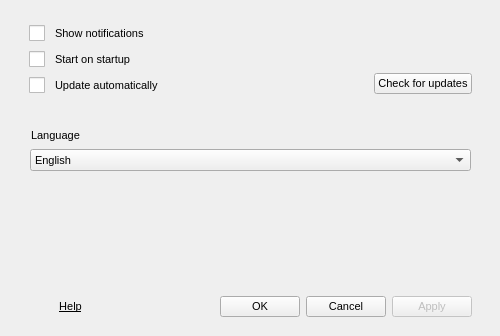
This is src/MEGASync/gui/win/SettingsDialog.ui in meganz/MEGAsync as Qt 5 draws it before an edit; both pictures show x 0 to 500 and y 264 to 600 of the 500 by 600 pixel window. The edited form follows.
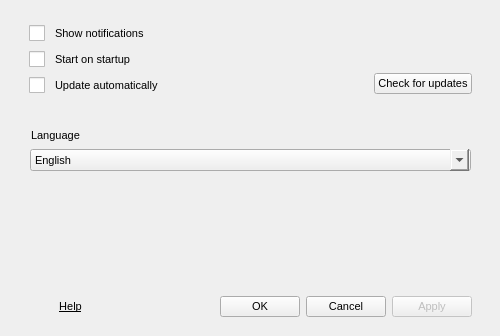
This is the edited form. Icons and pictures are not drawn.

Commit message: fix broken combobox for high dpi in windows (QTBUG-68194). should be reverted for qt 5.11

Diff of the .ui file:
```diff
--- a/src/MEGASync/gui/win/SettingsDialog.ui
+++ b/src/MEGASync/gui/win/SettingsDialog.ui
@@ -47,6 +47,10 @@
 	border:none;
 }
 
+QComboBox::drop-down {
+width: 16px;
+}
+
 QCheckBox::indicator, QRadioButton::indicator {
      width: 16px;
      height: 16px;
```
